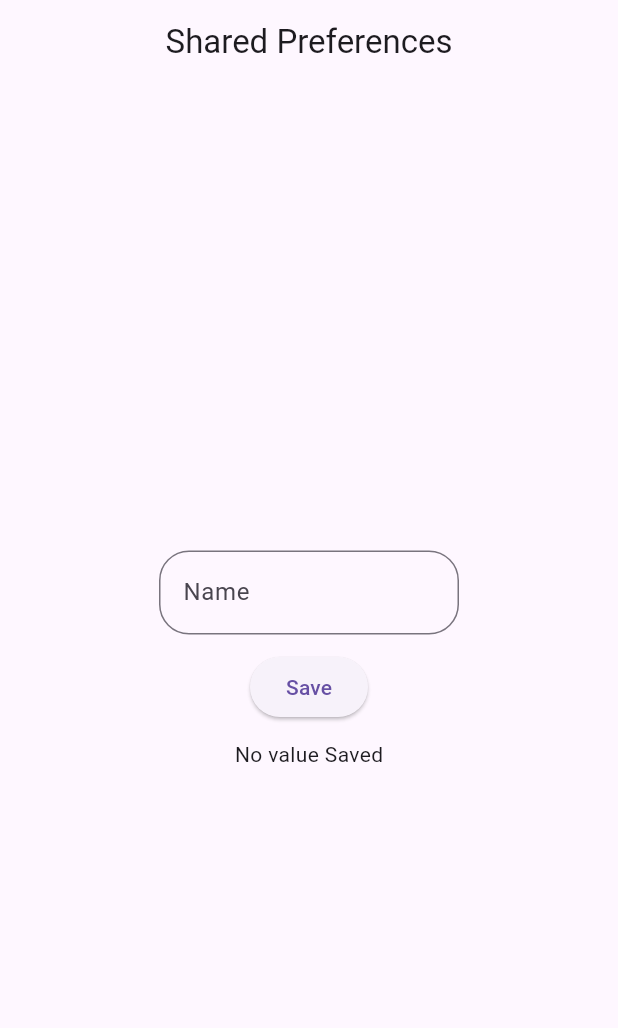
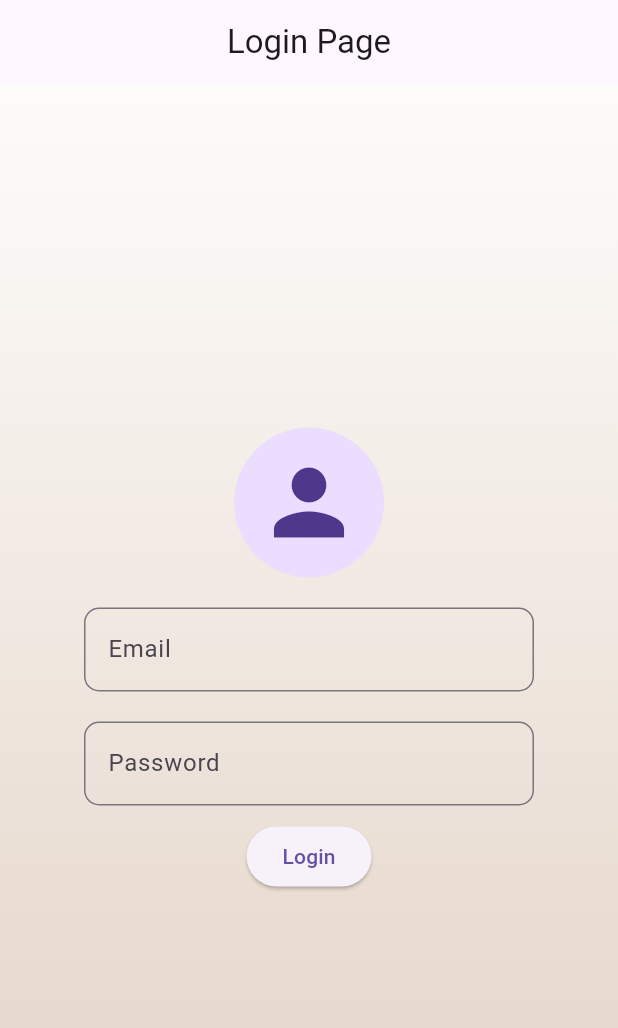
Before and after one commit to maharshi-sinha/Learn_Flutter, a Flutter app: the screen it shows after launch, on a phone screen of 412 x 824 dp. Shown: the top 1028 px of the screen. Run offline on Flutter 3.47's test engine with Material 3 defaults, Android fonts, the phone set to English and light mode, and no system bars; our stand-ins replace font_awesome_flutter, shared_preferences.

Commit message:
login shared preference

```diff
--- a/lib/screen/IntroScreen.dart
+++ b/lib/screen/IntroScreen.dart
@@ -31,7 +31,7 @@ class IntroScreen extends StatelessWidget {
                     Navigator.push(
                       context,
                       MaterialPageRoute(builder: (context) {
-                        return DashboardScreen();
+                        return HomePage();
                       }),
                     );
                   },
--- /dev/null
+++ b/lib/screen/LoginSP.dart
@@ -0,0 +1,93 @@
+import 'package:flutter/material.dart';
+import 'package:project1/main.dart';
+import 'package:project1/screen/SplashScreen.dart';
+import 'package:shared_preferences/shared_preferences.dart';
+
+class LoginSP extends StatefulWidget {
+  @override
+  State<StatefulWidget> createState() {
+    // TODO: implement createState
+    return LoginSPState();
+  }
+}
+
+class LoginSPState extends State<LoginSP> {
+  var emailController = TextEditingController();
+  var passwordController = TextEditingController();
+
+  @override
+  void initState() {
+    // TODO: implement initState
+    super.initState();
+  }
+
+  @override
+  Widget build(BuildContext context) {
+    return Scaffold(
+      appBar: AppBar(
+        title: Center(child: Text("Login Page")),
+      ),
+      body: Container(
+        decoration: BoxDecoration(
+            gradient: LinearGradient(
+                colors: [Color(0xfffdfcfb), Color(0xffe2d1c3)],
+                begin: Alignment.topCenter,
+                end: Alignment.bottomCenter)),
+        child: Column(
+          mainAxisAlignment: MainAxisAlignment.center,
+          children: [
+            Center(
+                child: CircleAvatar(
+              radius: 50,
+              child: Icon(
+                Icons.person,
+                size: 70,
+              ),
+            )),
+            SizedBox(
+              height: 20,
+            ),
+            SizedBox(
+              width: 300,
+              child: TextField(
+                controller: emailController,
+                decoration: InputDecoration(
+                  labelText: "Email",
+                  border: OutlineInputBorder(
+                      borderRadius: BorderRadius.circular(10.0)),
+                ),
+              ),
+            ),
+            SizedBox(
+              height: 20,
+            ),
+            SizedBox(
+              width: 300,
+              child: TextField(
+                controller: passwordController,
+                decoration: InputDecoration(
+                  labelText: "Password",
+                  border: OutlineInputBorder(
+                      borderRadius: BorderRadius.circular(10.0)),
+                ),
+              ),
+            ),
+            SizedBox(
+              height: 10,
+            ),
+            ElevatedButton(
+                onPressed: () async {
+                  // if successfully LoggedIn (creds are correct)
+                  var sharedPrefs = await SharedPreferences.getInstance();
+                  sharedPrefs.setBool(SplashScreenState.KEYLOGIN, true);
+
+                  Navigator.pushReplacement(context,
+                      MaterialPageRoute(builder: (context) => HomePage()));
+                },
+                child: Text("Login")),
+          ],
+        ),
+      ),
+    );
+  }
+}
```
Also changed, not shown: lib/main.dart (+18 -107 lines), lib/screen/SplashScreen.dart (+56 -33 lines).
